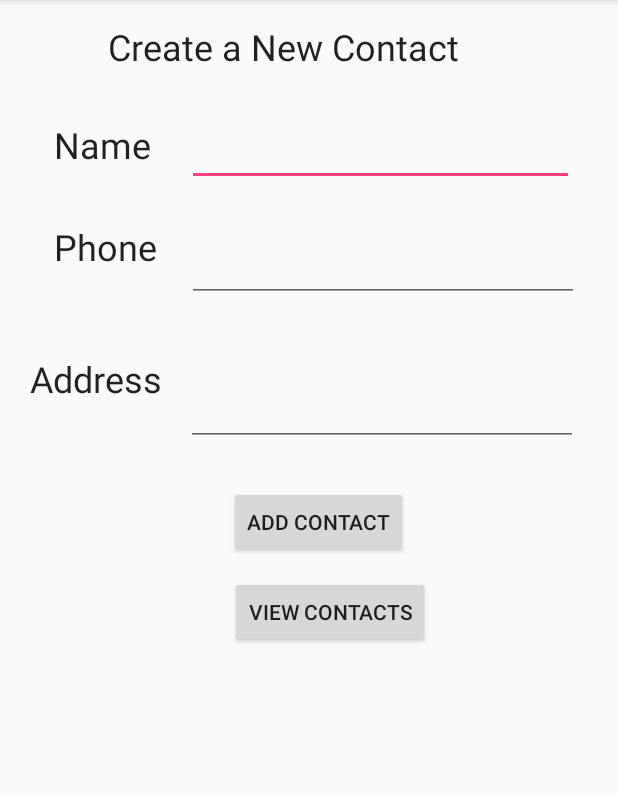
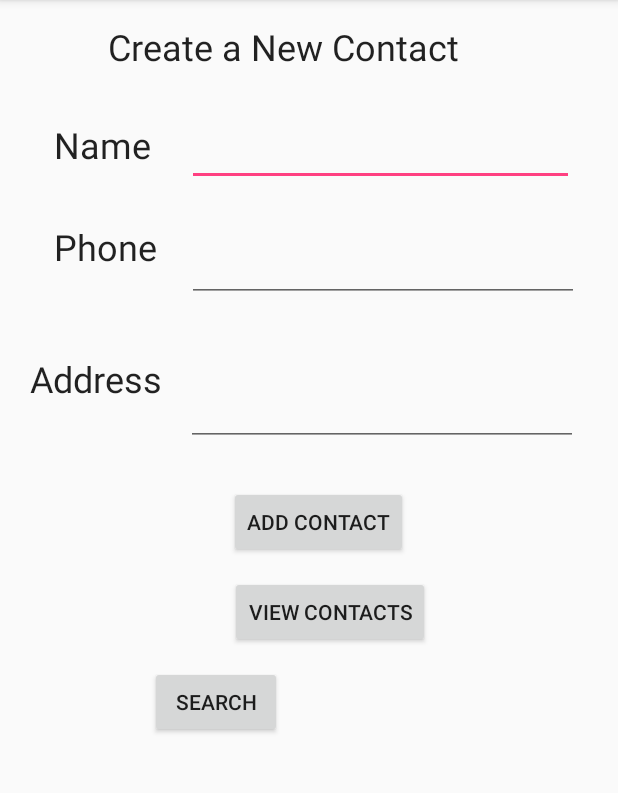
Before and after one commit to TanAidan/TanAidan_SQLnotes, an Android app: the screen it shows after launch (MainActivity), on a phone screen of 412 x 824 dp, the part 84-877 px from its top. Run offline under Robolectric (Android 15) with nearby library versions, the phone set to English and light mode, and no system bars.

```diff
--- a/myContactApp/app/src/main/AndroidManifest.xml
+++ b/myContactApp/app/src/main/AndroidManifest.xml
@@ -16,6 +16,7 @@
                 <category android:name="android.intent.category.LAUNCHER" />
             </intent-filter>
         </activity>
+        <activity android:name=".SearchActivity"></activity>
     </application>
 
 </manifest>
--- a/myContactApp/app/src/main/java/com/example/tana5915/mycontactapp/DatabaseHelper.java
+++ b/myContactApp/app/src/main/java/com/example/tana5915/mycontactapp/DatabaseHelper.java
@@ -78,4 +78,5 @@ public class DatabaseHelper extends SQLiteOpenHelper {
     }
 
 
+
 }
--- a/myContactApp/app/src/main/res/layout/activity_main.xml
+++ b/myContactApp/app/src/main/res/layout/activity_main.xml
@@ -120,4 +120,15 @@
         app:layout_constraintStart_toStartOf="parent"
         app:layout_constraintTop_toTopOf="parent" />
 
+    <Button
+        android:id="@+id/button3"
+        android:layout_width="wrap_content"
+        android:layout_height="wrap_content"
+        android:layout_marginStart="100dp"
+        android:layout_marginTop="444dp"
+        android:onClick="searchRecord"
+        android:text="Search"
+        app:layout_constraintStart_toStartOf="parent"
+        app:layout_constraintTop_toTopOf="parent" />
+
 </android.support.constraint.ConstraintLayout>
```
Also changed, not shown: myContactApp/app/src/main/java/com/example/tana5915/mycontactapp/MainActivity.java (+45 -0 lines), myContactApp/app/src/main/java/com/example/tana5915/mycontactapp/SearchActivity.java (added, +23 -0 lines), myContactApp/app/src/main/res/layout/activity_search.xml (added, +18 -0 lines).
